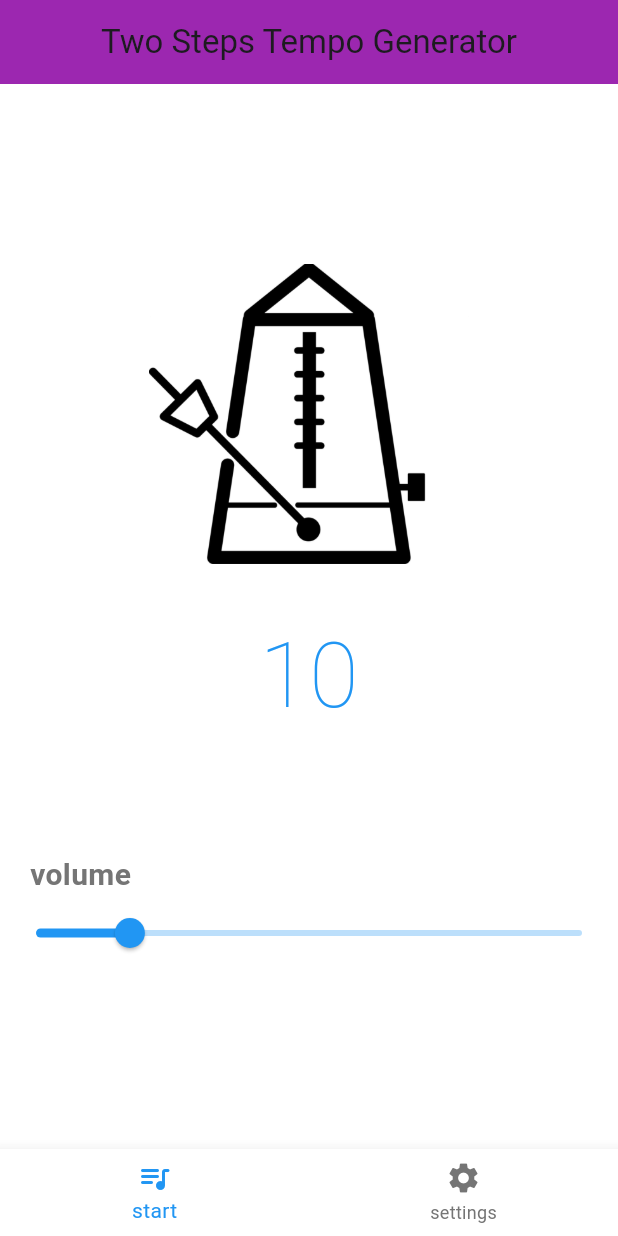
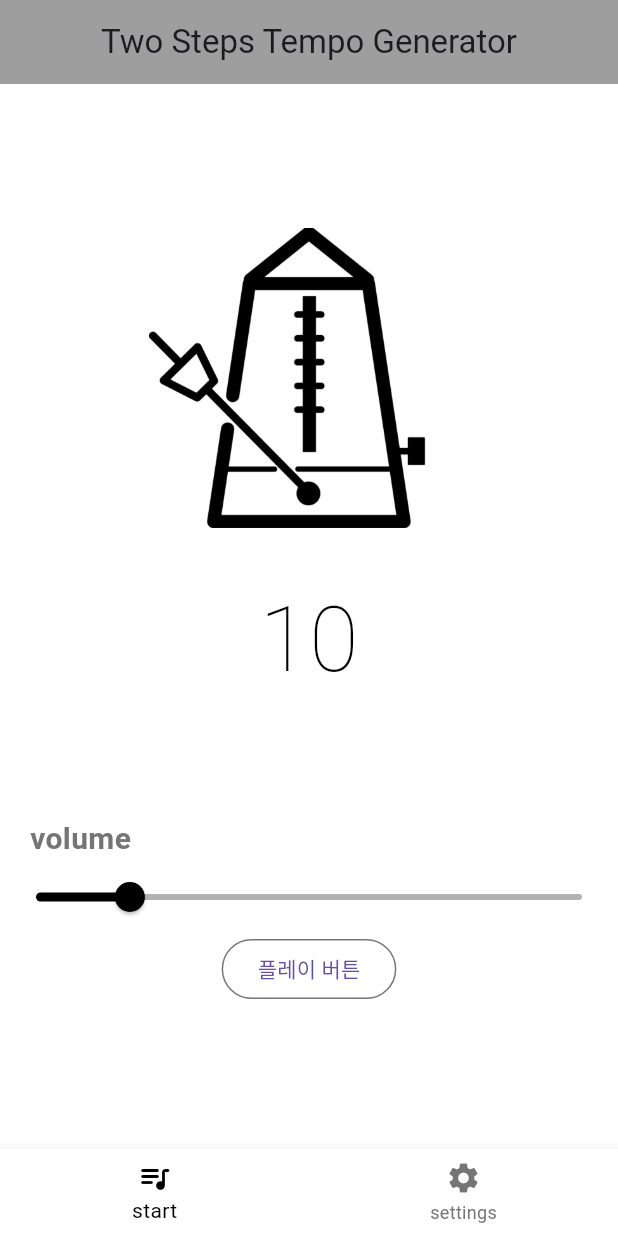
Before and after one commit to byunduwon/two_steps_tempo, a Flutter app: the screen it shows after launch, on a phone screen of 412 x 824 dp. Run offline on Flutter 3.47's test engine with Material 3 defaults, Android fonts, the light colour scheme and no system bars; missing offline and left inert: metronome.

Commit message:
2024-7-1-09:21

```diff
--- a/lib/const/colors.dart
+++ b/lib/const/colors.dart
@@ -1,5 +1,5 @@
 import 'package:flutter/material.dart';
 
 const backgroundColor = Colors.white; //Color(0xFF0E0E0E);
-const primaryColor = Colors.blue;
+const primaryColor = Colors.black;
 final secondaryColor = Colors.grey[600];
--- a/lib/main.dart
+++ b/lib/main.dart
@@ -1,5 +1,4 @@
 import 'package:flutter/material.dart';
-import 'package:metronome/metronome.dart';
 import 'package:two_steps_metronome/screen/root_screen.dart';
 import 'package:two_steps_metronome/const/colors.dart';
 
--- a/lib/screen/home_screen.dart
+++ b/lib/screen/home_screen.dart
@@ -13,6 +13,9 @@ class HomeScreen extends StatelessWidget {
   final ValueChanged<double> secondBPMChanged;
   final ValueChanged<int> secondTimesChanged;
   final ValueChanged<int> setsNumberChanged;
+  final void playController;
+
+  final String imagePath;
 
   const HomeScreen({
     required this.firstBPM,
@@ -26,6 +29,8 @@ class HomeScreen extends StatelessWidget {
     required this.secondBPMChanged,
     required this.secondTimesChanged,
     required this.setsNumberChanged,
+    required this.imagePath,
+    required this.playController,
   }) : super(key: key);
 
   @override
@@ -35,7 +40,7 @@ class HomeScreen extends StatelessWidget {
       children: [
         Center(
           child: Image.asset(
-            'assets/metronome-left.png',
+            imagePath,
             height: 200,
             //color: Colors.blue,
           ),
@@ -78,6 +83,9 @@ class HomeScreen extends StatelessWidget {
           onChanged: firstBPMChanged,
           label: firstBPM.toStringAsFixed(1),
         ),
+        OutlinedButton(
+            onPressed: (){},
+            child: Text('플레이 버튼'))
       ],
     );
   }
--- a/lib/screen/root_screen.dart
+++ b/lib/screen/root_screen.dart
@@ -1,8 +1,9 @@
+import 'package:flutter/foundation.dart';
 import 'package:flutter/material.dart';
 import 'package:two_steps_metronome/screen/home_screen.dart';
 import 'package:two_steps_metronome/screen/settings_screen.dart';
 import 'package:two_steps_metronome/const/colors.dart';
-
+import 'package:metronome/metronome.dart';
 
 class RootScreen extends StatefulWidget {
   const RootScreen({Key? key}) : super(key: key);
@@ -11,37 +12,78 @@ class RootScreen extends StatefulWidget {
   State<RootScreen> createState() => _RootScreenState();
 }
 
-class _RootScreenState extends State<RootScreen> with
-TickerProviderStateMixin{
-
+class _RootScreenState extends State<RootScreen> with TickerProviderStateMixin {
   TabController? controller;
   int firstBPM = 10, firstTimes = 6;
   int secondBPM = 5, secondTimes = 3;
   int setsNumber = 1;
 
+  final _metronomePlugin = Metronome();
+  bool isplaying = false;
+  int bpm = 120;
+  int vol = 50;
+  String metronomeIcon = 'assets/metronome-left.png';
+  String metronomeIconRight = 'assets/metronome-right.png';
+  String metronomeIconLeft = 'assets/metronome-left.png';
+  int counter = 0;
+  final List wavs = [
+    'base',
+    'claves',
+    'hihat',
+    'snare',
+    'sticks',
+    'woodblock_high'
+  ];
+
   @override
-  void initState(){
+  void initState() {
     super.initState();
     controller = TabController(length: 2, vsync: this);
     controller!.addListener(tabListener);
+
+    _metronomePlugin.init(
+      'assets/audio/snare44_wav.wav',
+      bpm: bpm,
+      volume: vol,
+      enableTickCallback: true,
+    );
+    _metronomePlugin.onListenTick((_) {
+      if (kDebugMode) {
+        print('tick');
+      }
+      counter++;
+      print('${counter}-----${bpm}');
+
+      if (counter == 10) {
+        bpm = 40;
+        _metronomePlugin.setBPM(bpm);
       }
 
+      setState(() {
+        if (metronomeIcon == metronomeIconRight) {
+          metronomeIcon = metronomeIconLeft;
+        } else {
+          metronomeIcon = metronomeIconRight;
+        }
+      });
+    });
+  }
 
-  tabListener(){
-    setState((){});
+  tabListener() {
+    setState(() {});
   }
 
   @override
-  dispose(){
+  dispose() {
     controller!.removeListener(tabListener);
     super.dispose();
   }
 
   @override
-  Widget build(BuildContext context){
+  Widget build(BuildContext context) {
     return Scaffold(
       appBar: AppBar(
-        backgroundColor: Colors.purple,
+        backgroundColor: Colors.black38,
         title: Text('Two Steps Tempo Generator'),
         centerTitle: true,
       ),
@@ -53,7 +95,7 @@ TickerProviderStateMixin{
     );
   }
 
-  List<Widget> renderChildren(){
+  List<Widget> renderChildren() {
     return [
       HomeScreen(
         firstBPM: firstBPM,
@@ -66,6 +108,8 @@ TickerProviderStateMixin{
         secondBPMChanged: secondBPMChanged,
         secondTimesChanged: secondTimesChanged,
         setsNumberChanged: setsNumberChanged,
+        imagePath: metronomeIcon,
+        playController: playController,
       ),
       SettingsScreen(
         firstBPM: firstBPM,
@@ -82,41 +126,59 @@ TickerProviderStateMixin{
     ];
   }
 
-  void firstBPMChanged(double val1){
-    setState((){
+  void firstBPMChanged(double val1) {
+    setState(() {
       firstBPM = val1.toInt();
     });
   }
-  void firstTimesChanged(int time1){
-    setState((){
+
+  void firstTimesChanged(int time1) {
+    setState(() {
       firstBPM = time1;
     });
   }
-  void secondBPMChanged(double val2){
-    setState((){
+
+  void secondBPMChanged(double val2) {
+    setState(() {
       secondBPM = val2.toInt();
     });
   }
-  void secondTimesChanged(int time2){
-    setState((){
+
+  void secondTimesChanged(int time2) {
+    setState(() {
       secondTimes = time2;
     });
   }
-  void setsNumberChanged(int setNum){
-    setState((){
+
+  void setsNumberChanged(int setNum) {
+    setState(() {
       setsNumber = setNum;
     });
   }
 
+  void playController() async {
+    if (isplaying) {
+      _metronomePlugin.pause();
+      isplaying = false;
+    } else {
+      //bpm = 40;
+      //_metronomePlugin.setBPM(40);
+      _metronomePlugin.setVolume(vol);
+      _metronomePlugin.play(bpm);
+      isplaying = true;
+    }
+    // int? bpm2 = await _metronomePlugin.getBPM();
+    // print(bpm2);
+    // int? vol2 = await _metronomePlugin.getVolume();
+    // print(vol2);
+    setState(() {});
+  }
 
-
-
-
-  BottomNavigationBar renderBottomNavigation(){
+  BottomNavigationBar renderBottomNavigation() {
     return BottomNavigationBar(
       currentIndex: controller!.index,
       onTap: (int index) {
-          setState((){
+        setState(() {
           controller!.animateTo(index);
         });
       },
```
Lines whose indentation alone changed are shown as unchanged.
